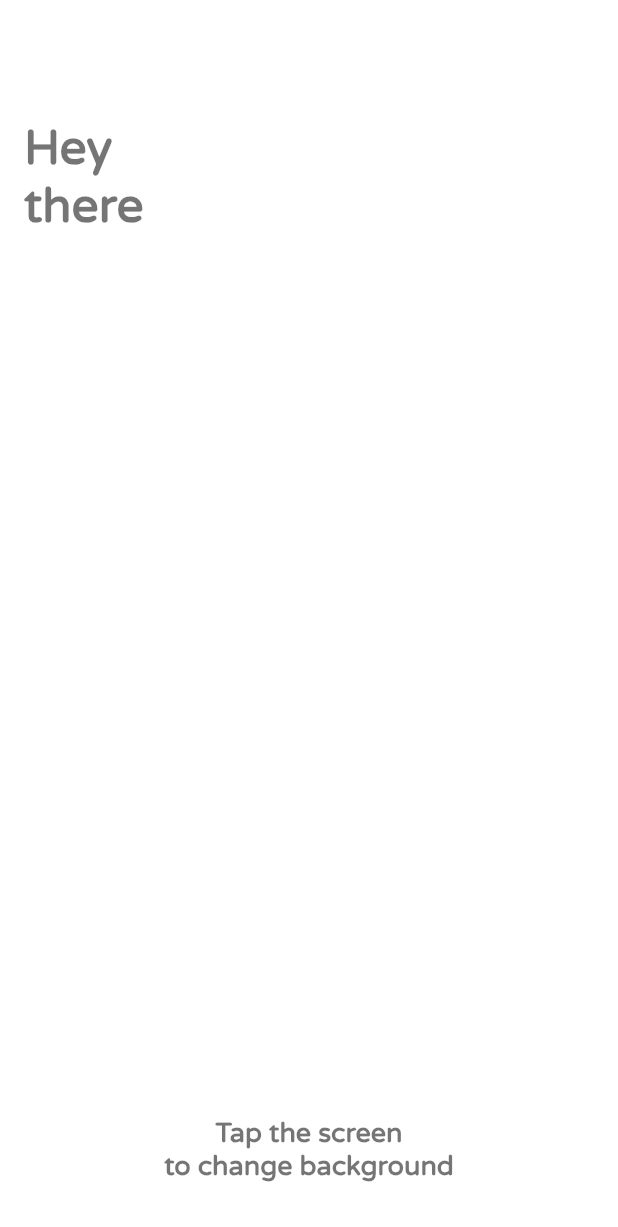
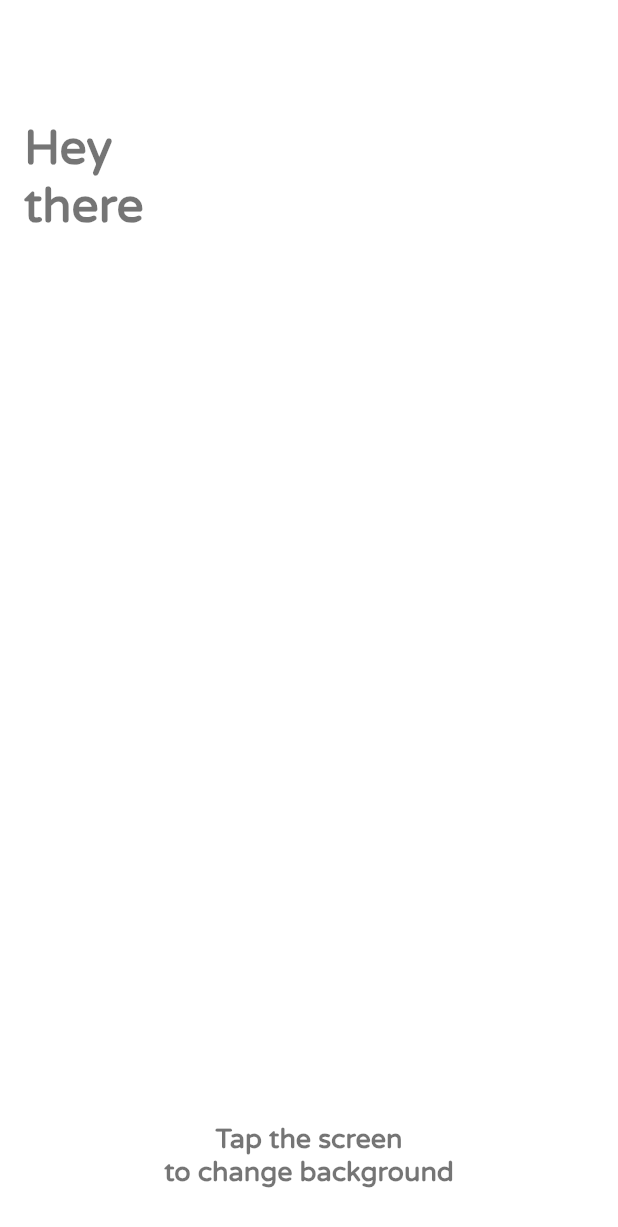
Before and after one commit to MarSeliN666/flutter_change_background, a Flutter app: the screen it shows after launch, on a phone screen of 412 x 824 dp. Shown: the top 1227 px of the screen. Run offline on Flutter 3.47's test engine with Material 2 defaults, Android fonts, the phone set to English and light mode, and no system bars.

Commit message:
Reformatted code

```diff
--- a/lib/main.dart
+++ b/lib/main.dart
@@ -1,6 +1,6 @@
 import 'package:flutter/material.dart';
 
-import 'ChangeColor.dart';
+import 'change_color.dart';
 
 void main() {
   runApp(MainWidget());
@@ -68,7 +68,7 @@ class _HomePageState extends State<HomePage> {
                 style: Theme.of(context).textTheme.headline2,
               ),
               SizedBox(
-                height: 36.0,
+                height: 32.0,
               ),
             ],
           ),
```
Also changed, not shown: lib/change_color.dart (renamed from lib/ChangeColor.dart).
